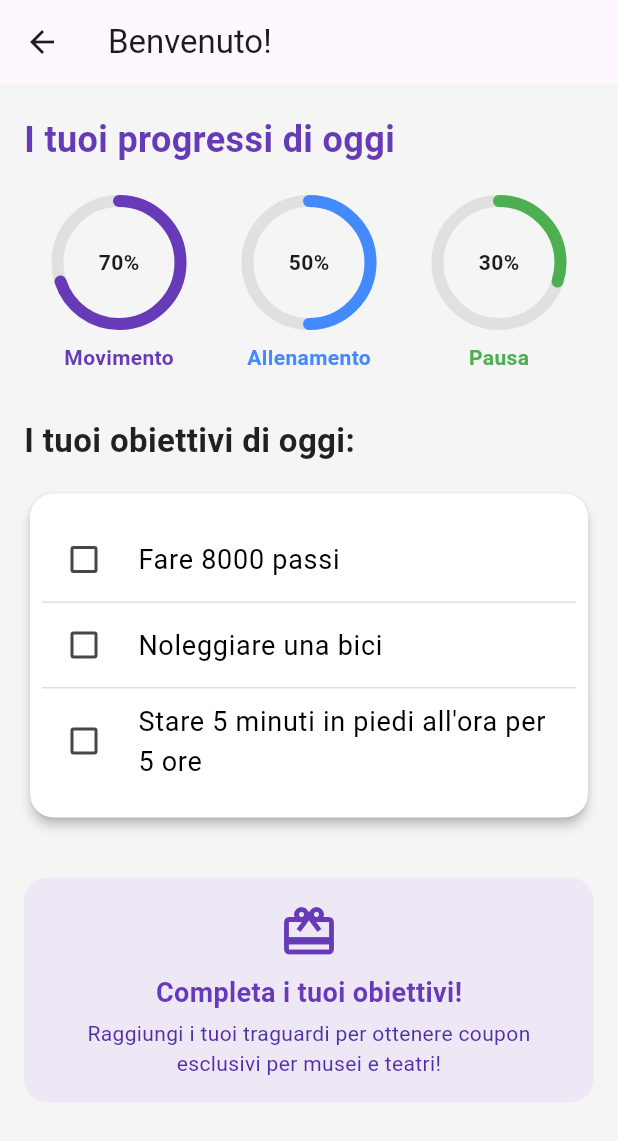
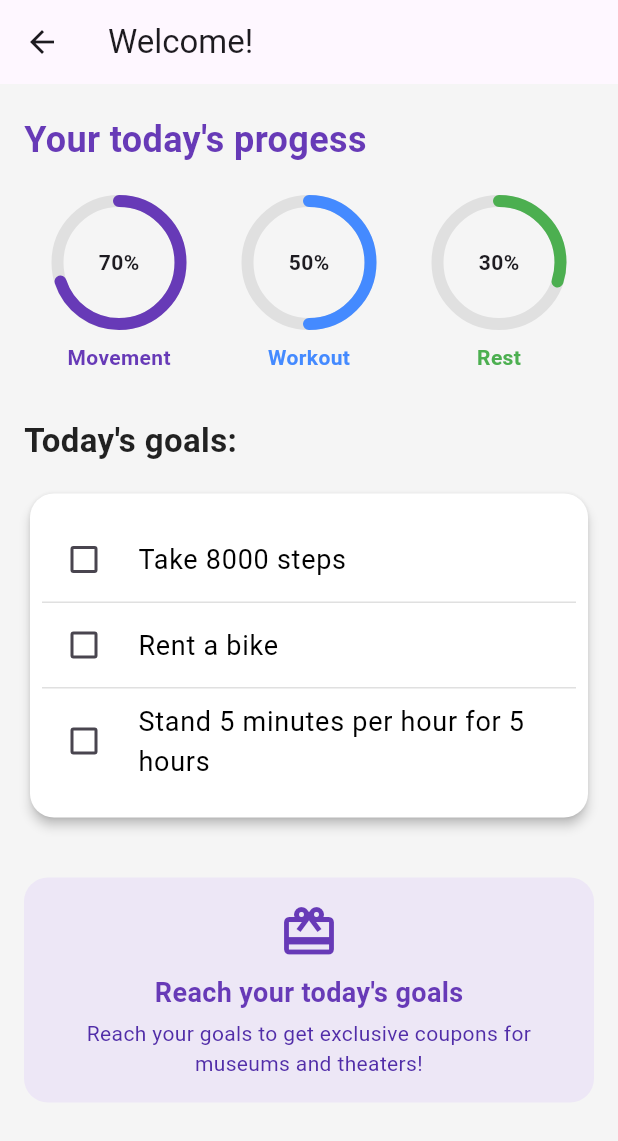
Before and after one commit to chiara-fanello/Biomedical_Project, a Flutter app: the HomePage screen opened directly, on a phone screen of 412 x 824 dp. Shown: the top 1141 px of the screen. Run offline on Flutter 3.47's test engine with Material 3 defaults, Android fonts, the phone set to English and light mode, and no system bars; drawn by our look-alikes of percent_indicator; our stand-ins replace flutter_svg, shared_preferences; accounts and stored records are empty.

Commit message:
- modifiche in inglese di tutto (o quasi) il codice eccetto alcuni commenti e altre variazioni - variazione del funzionamento di loginProvider in particolare, attraverso uso della risposta 200 del server (sarà da inserire il caso di codice 500 per server error) -inserimento di impact.dart per migliore scrittura -inserimento di serverRequest dove mettere tutte le richieste al server -inserimento in pubspec.yaml delle dependencies

```diff
--- a/lib/main.dart
+++ b/lib/main.dart
@@ -1,7 +1,7 @@
 import 'package:flutter/material.dart';
 import 'package:provider/provider.dart';
 import 'mode/loginProvider.dart';
-import 'mode/obiettivi.dart';
+import 'mode/objectives.dart';
 import 'screens/loginPage.dart';
 
 void main() {
@@ -21,7 +21,7 @@ class MyApp extends StatelessWidget {
   @override
   Widget build(BuildContext context) {
     return MaterialApp(
-      title: 'Login Demo',
+      title: 'Debuggers Anonimi App',
       debugShowCheckedModeBanner: false,
       theme: ThemeData(
         primarySwatch: Colors.deepPurple,
--- a/lib/mode/obiettivi.dart
+++ /dev/null
@@ -1,22 +0,0 @@
-import 'package:flutter/widgets.dart';
-
-class Obiettivo {
-  String titolo;
-  bool completato;
-  Obiettivo(this.titolo, {this.completato = false});
-}
-
-class ObiettiviProvider with ChangeNotifier {
-  List<Obiettivo> _obiettivi = [
-    Obiettivo('Fare 8000 passi'),
-    Obiettivo('Noleggiare una bici'),
-    Obiettivo("Stare 5 minuti in piedi all'ora per 5 ore"),
-  ];
-
-  List<Obiettivo> get obiettivi => _obiettivi;
-
-  void toggleCompleted(int index) {
-    _obiettivi[index].completato != _obiettivi[index].completato;
-    notifyListeners();
-  }
-}
--- /dev/null
+++ b/lib/mode/objectives.dart
@@ -0,0 +1,22 @@
+import 'package:flutter/widgets.dart';
+
+class Objective {
+  String title;
+  bool completed;
+  Objective(this.title, {this.completed= false});
+}
+
+class ObiettiviProvider with ChangeNotifier {
+  List<Objective> _objectives = [
+    Objective('Take 8000 steps'),
+    Objective('Rent a bike'),
+    Objective("Stand 5 minutes per hour for 5 hours"),
+  ];
+
+  List<Objective> get objectives => _objectives;
+
+  void toggleCompleted(int index) {
+    _objectives[index].completed != _objectives[index].completed;
+    notifyListeners();
+  }
+}
--- a/lib/screens/homePage.dart
+++ b/lib/screens/homePage.dart
@@ -1,5 +1,5 @@
 import 'package:flutter/material.dart';
-import '../mode/obiettivi.dart';
+import '../mode/objectives.dart';
 import 'package:provider/provider.dart';
 import 'package:percent_indicator/circular_percent_indicator.dart';
 
@@ -9,7 +9,7 @@ class HomePage extends StatelessWidget {
   @override
   Widget build(BuildContext context) {
     return Scaffold(
-      appBar: AppBar(title: Text('Benvenuto!')),
+      appBar: AppBar(title: Text('Welcome!')),
       body: SingleChildScrollView(
         child: Column(
           crossAxisAlignment: CrossAxisAlignment.start,
@@ -19,7 +19,7 @@ class HomePage extends StatelessWidget {
             Padding(
               padding: const EdgeInsets.symmetric(horizontal: 16.0),
               child: Text(
-                'I tuoi progressi di oggi',
+                "Your today's progess",
                 style: TextStyle(
                   fontSize: 24,
                   fontWeight: FontWeight.bold,
@@ -39,19 +39,19 @@ class HomePage extends StatelessWidget {
                     context,
                     percent: 0.7,
                     color: Colors.deepPurple,
-                    label: "Movimento",
+                    label: "Movement",
                   ),
                   _buildRing(
                     context,
                     percent: 0.5,
                     color: Colors.blueAccent,
-                    label: "Allenamento",
+                    label: "Workout",
                   ),
                   _buildRing(
                     context,
                     percent: 0.3,
                     color: Colors.green,
-                    label: "Pausa",
+                    label: "Rest",
                   ),
                 ],
               ),
@@ -62,7 +62,7 @@ class HomePage extends StatelessWidget {
             Padding(
               padding: const EdgeInsets.symmetric(horizontal: 16.0),
               child: Text(
-                'I tuoi obiettivi di oggi:',
+                "Today's goals:",
                 style: TextStyle(
                   fontSize: 22,
                   fontWeight: FontWeight.bold,
@@ -86,12 +86,12 @@ class HomePage extends StatelessWidget {
                   ),
                   child: Consumer<ObiettiviProvider>(
                     builder: (context, provider, child) {
-                      if (provider.obiettivi.isEmpty) {
+                      if (provider.objectives.isEmpty) {
                         return Center(
                           child: Padding(
                             padding: const EdgeInsets.all(24.0),
                             child: Text(
-                              'Nessun obiettivo per oggi!',
+                              "No goals today! Let's rest...",
                               style: TextStyle(
                                 color: Colors.grey[600],
                                 fontSize: 16,
@@ -103,7 +103,7 @@ class HomePage extends StatelessWidget {
                       return ListView.separated(
                         shrinkWrap: true,
                         physics: NeverScrollableScrollPhysics(),
-                        itemCount: provider.obiettivi.length,
+                        itemCount: provider.objectives.length,
                         separatorBuilder:
                             (context, index) => Divider(
                               color: Colors.grey[300],
@@ -111,27 +111,27 @@ class HomePage extends StatelessWidget {
                               height: 1,
                             ),
                         itemBuilder: (context, index) {
-                          final obiettivo = provider.obiettivi[index];
+                          final obiettivo = provider.objectives[index];
                           return CheckboxListTile(
                             contentPadding: const EdgeInsets.symmetric(
                               horizontal: 8.0,
                             ),
                             controlAffinity: ListTileControlAffinity.leading,
                             title: Text(
-                              obiettivo.titolo,
+                              obiettivo.title,
                               style: TextStyle(
                                 fontSize: 18,
                                 decoration:
-                                    obiettivo.completato
+                                    obiettivo.completed
                                         ? TextDecoration.lineThrough
                                         : TextDecoration.none,
                                 color:
-                                    obiettivo.completato
+                                    obiettivo.completed
                                         ? Colors.grey
                                         : Colors.black,
                               ),
                             ),
-                            value: obiettivo.completato,
+                            value: obiettivo.completed,
                             onChanged: (value) {
                               provider.toggleCompleted(index);
                             },
@@ -166,7 +166,7 @@ class HomePage extends StatelessWidget {
                     ),
                     const SizedBox(height: 8),
                     Text(
-                      'Completa i tuoi obiettivi!',
+                      "Reach your today's goals",
                       style: TextStyle(
                         fontSize: 18,
                         fontWeight: FontWeight.bold,
@@ -175,7 +175,7 @@ class HomePage extends StatelessWidget {
                     ),
                     const SizedBox(height: 4),
                     Text(
-                      'Raggiungi i tuoi traguardi per ottenere coupon esclusivi per musei e teatri!',
+                      'Reach your goals to get exclusive coupons for museums and theaters!',
                       textAlign: TextAlign.center,
                       style: TextStyle(
                         fontSize: 14,
--- a/lib/screens/loginPage.dart
+++ b/lib/screens/loginPage.dart
@@ -1,6 +1,6 @@
 import 'package:flutter/material.dart';
 import 'package:provider/provider.dart';
-import '../mode/loginprovider.dart';
+import '../mode/loginProvider.dart';
 import 'mainPage.dart';
 
 class LoginPage extends StatelessWidget {
@@ -25,7 +25,7 @@ class LoginPage extends StatelessWidget {
               Icon(Icons.lock_outline, size: 80, color: theme.primaryColor),
               const SizedBox(height: 20),
               Text(
-                'Benvenuto!',
+                'Welcome!',
                 style: TextStyle(
                   fontSize: 28,
                   fontWeight: FontWeight.bold,
@@ -34,7 +34,7 @@ class LoginPage extends StatelessWidget {
               ),
               const SizedBox(height: 10),
               Text(
-                'Accedi al tuo account',
+                'Log into your account',
                 style: TextStyle(fontSize: 16, color: Colors.grey[600]),
               ),
               const SizedBox(height: 30),
--- a/lib/screens/profile/languagesettingsPage.dart
+++ b/lib/screens/profile/languagesettingsPage.dart
@@ -1,12 +1,12 @@
 import 'package:flutter/material.dart';
 
 class LanguageSettingsPage extends StatelessWidget {
-  final List<String> languages = ['Italiano', 'Inglese', 'Spagnolo'];
+  final List<String> languages = ['Italiano', 'English', 'Español'];
 
   @override
   Widget build(BuildContext context) {
     return Scaffold(
-      appBar: AppBar(title: Text('Lingua')),
+      appBar: AppBar(title: Text('Language')),
       body: ListView.builder(
         itemCount: languages.length,
         itemBuilder: (context, index) {
@@ -16,7 +16,7 @@ class LanguageSettingsPage extends StatelessWidget {
               // Imposta lingua
               ScaffoldMessenger.of(context).showSnackBar(
                 SnackBar(
-                  content: Text('Lingua impostata su ${languages[index]}'),
+                  content: Text('Now your language is ${languages[index]}'),
                 ),
               );
             },
--- a/lib/screens/profile/privacysettingsPage.dart
+++ b/lib/screens/profile/privacysettingsPage.dart
@@ -13,8 +13,8 @@ class _PrivacySettingsPageState extends State<PrivacySettingsPage> {
     return Scaffold(
       appBar: AppBar(title: Text('Privacy')),
       body: SwitchListTile(
-        title: Text('Profilo privato'),
-        subtitle: Text('Solo gli amici possono vedere le tue attività'),
+        title: Text('Private profile'),
+        subtitle: Text('Only friends can see your activities'),
         value: isPrivate,
         onChanged: (value) {
           setState(() {
--- a/lib/screens/trophyPage.dart
+++ b/lib/screens/trophyPage.dart
@@ -4,25 +4,21 @@ import 'package:flutter_svg/flutter_svg.dart';
 
 class TrophyPage extends StatelessWidget {
   final List<Trophy> trophies = [
-    Trophy(name: "Primo giro in bici", icon: "bicycle-solid.svg", progress: 1),
+    Trophy(name: "First bike ride", icon: "bicycle-solid.svg", progress: 1),
     Trophy(
-      name: "10.000 passi",
+      name: "10,000 steps",
       icon: "person-walking-solid.svg",
       progress: 12,
     ),
     Trophy(
-      name: "Visitatore culturale",
+      name: "Cultural visitor",
       icon: "landmark-dome-solid.svg",
       progress: 4,
     ),
-    Trophy(
-      name: "Camminatore urbano",
-      icon: "person-walking-solid.svg",
-      progress: 9,
-    ),
+    Trophy(name: "Urban walker", icon: "person-walking-solid.svg", progress: 9),
     Trophy(name: "Green Hero", icon: "leaf-solid.svg", progress: 30),
-    Trophy(name: "Esploratore locale", icon: "tree-solid.svg", progress: 55),
-  ];
+    Trophy(name: "Local explorer", icon: "tree-solid.svg", progress: 55),
+  ]; //NEED TO BE REVALUATED <----
 
   @override
   Widget build(BuildContext context) {
@@ -37,10 +33,10 @@ class TrophyPage extends StatelessWidget {
         child: GridView.builder(
           itemCount: trophies.length,
           gridDelegate: SliverGridDelegateWithFixedCrossAxisCount(
-            crossAxisCount: 2, // Più spazio per ogni trofeo
+            crossAxisCount: 2,
             mainAxisSpacing: 24,
             crossAxisSpacing: 24,
-            childAspectRatio: 0.9, // Migliora proporzioni verticali
+            childAspectRatio: 0.9,
           ),
           itemBuilder: (context, index) {
             final trophy = trophies[index];
```
Also changed, not shown: lib/mode/loginprovider.dart (+26 -16 lines), lib/screens/mapPage.dart (+5 -27 lines), lib/screens/profile/accountsettingsPage.dart (+5 -6 lines), lib/screens/profile/notificationsettingsPage.dart (+7 -7 lines), lib/screens/profile/profilePage.dart (+19 -15 lines), lib/utils/impact.dart (added, +11 -0 lines), lib/utils/serverRequest.dart (added, +80 -0 lines), pubspec.yaml (+6 -2 lines), assets/images/avatar.png (added), pubspec.lock, 1 other file.
